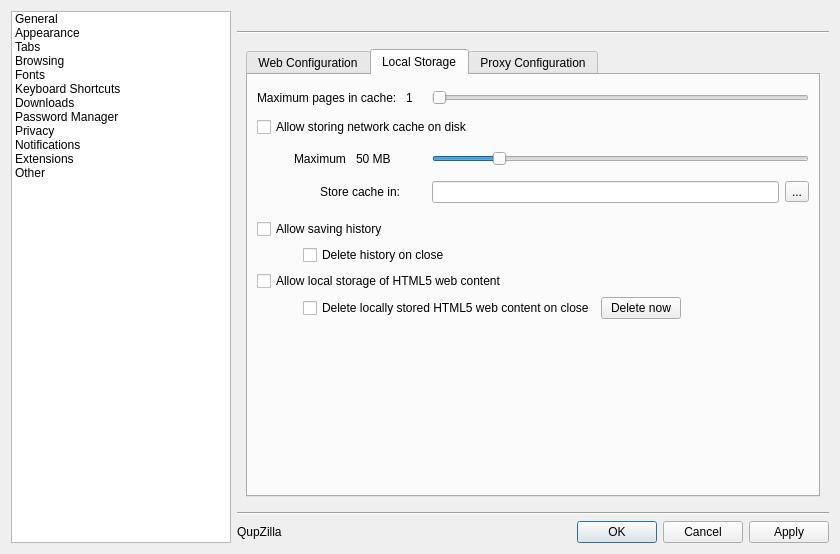
First picture: the form in src/lib/preferences/preferences.ui, repository QupZilla/qupzilla, before the edit.
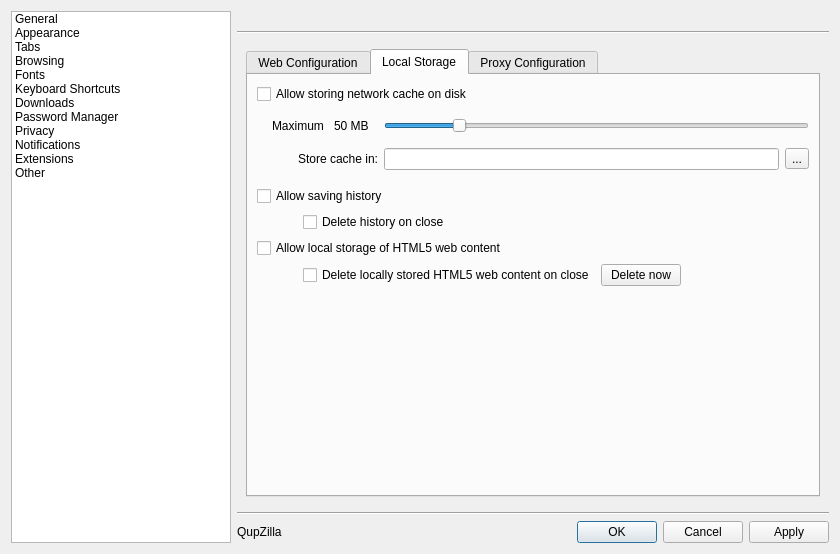
Second picture: the form after the edit. The open tabs and pages were chosen to show the change. Custom widgets are drawn as their Qt base class.

Commit message:
Preferences: Remove not working options
Also fix disabling local cache

```diff
--- a/src/lib/preferences/preferences.ui
+++ b/src/lib/preferences/preferences.ui
@@ -1264,41 +1264,7 @@
               <layout class="QGridLayout" name="gridLayout_19">
                <item row="0" column="0" colspan="2">
                 <layout class="QGridLayout" name="gridLayout_4">
-                 <item row="0" column="3">
-                  <widget class="QFrame" name="frame_2">
-                   <property name="frameShape">
-                    <enum>QFrame::NoFrame</enum>
-                   </property>
-                   <property name="frameShadow">
-                    <enum>QFrame::Raised</enum>
-                   </property>
-                   <layout class="QHBoxLayout" name="horizontalLayout_6">
-                    <property name="leftMargin">
-                     <number>0</number>
-                    </property>
-                    <property name="topMargin">
-                     <number>6</number>
-                    </property>
-                    <property name="rightMargin">
-                     <number>0</number>
-                    </property>
-                    <property name="bottomMargin">
-                     <number>6</number>
-                    </property>
-                    <item>
-                     <widget class="QSlider" name="pagesInCache">
-                      <property name="maximum">
-                       <number>20</number>
-                      </property>
-                      <property name="orientation">
-                       <enum>Qt::Horizontal</enum>
-                      </property>
-                     </widget>
-                    </item>
-                   </layout>
-                  </widget>
-                 </item>
-                 <item row="2" column="1">
+                 <item row="1" column="1">
                   <widget class="QFrame" name="cacheFrame">
                    <layout class="QHBoxLayout" name="horizontalLayout_5">
                     <item>
@@ -1318,7 +1284,7 @@
                    </layout>
                   </widget>
                  </item>
-                 <item row="2" column="3">
+                 <item row="1" column="2">
                   <widget class="QSlider" name="cacheMB">
                    <property name="minimum">
                     <number>20</number>
@@ -1334,40 +1300,14 @@
                    </property>
                   </widget>
                  </item>
-                 <item row="0" column="2">
-                  <widget class="QLabel" name="pageCacheLabel">
-                   <property name="sizePolicy">
-                    <sizepolicy hsizetype="Fixed" vsizetype="Preferred">
-                     <horstretch>0</horstretch>
-                     <verstretch>0</verstretch>
-                    </sizepolicy>
-                   </property>
-                   <property name="minimumSize">
-                    <size>
-                     <width>20</width>
-                     <height>0</height>
-                    </size>
-                   </property>
-                   <property name="text">
-                    <string>1</string>
-                   </property>
-                  </widget>
-                 </item>
-                 <item row="0" column="0" colspan="2">
-                  <widget class="QLabel" name="label_10">
-                   <property name="text">
-                    <string>Maximum pages in cache: </string>
-                   </property>
-                  </widget>
-                 </item>
-                 <item row="1" column="0" colspan="4">
+                 <item row="0" column="0" colspan="3">
                   <widget class="QCheckBox" name="allowCache">
                    <property name="text">
                     <string>Allow storing network cache on disk</string>
                    </property>
                   </widget>
                  </item>
-                 <item row="3" column="1">
+                 <item row="2" column="1">
                   <widget class="QLabel" name="storeCacheLabel">
                    <property name="text">
                     <string>Store cache in:</string>
@@ -1377,7 +1317,7 @@
                    </property>
                   </widget>
                  </item>
-                 <item row="3" column="3">
+                 <item row="2" column="2">
                   <layout class="QHBoxLayout" name="horizontalLayout_20">
                    <item>
                     <widget class="QLineEdit" name="cachePath"/>
```
Left out of the diff: 215 changed lines with no effect on the pictures. The commit also changes 3 other files.
